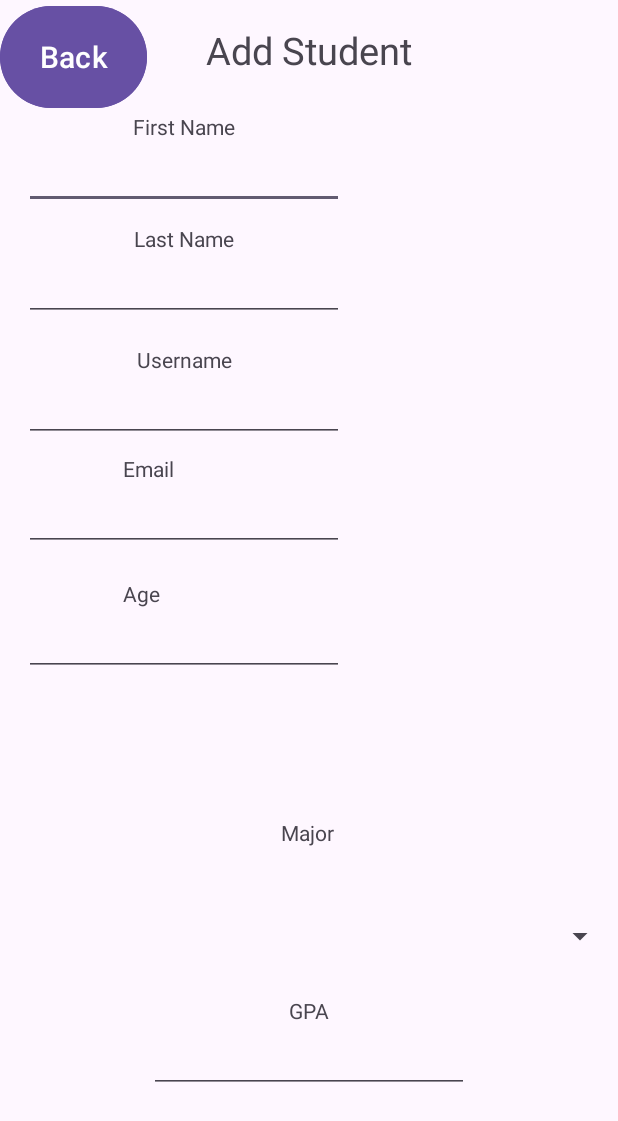
After one commit to Smuckyyy/CIS183_HW03_Program1_MarcusRollins, an Android app: the AddStudent screen opened directly, with no data from a screen before it, on a phone screen of 412 x 824 dp. The commit adds this screen. Shown: the top 1121 px of the screen. Run offline under Robolectric (Android 15) with nearby library versions, the phone set to English and light mode, and no system bars.

Commit message:
-AddStudent Work
-This page is almost finished

-Just have to add the saving to database function, and the spinner needs to pull the (existing and newly added) majors from the database

```diff
--- a/app/src/main/AndroidManifest.xml
+++ b/app/src/main/AndroidManifest.xml
@@ -12,6 +12,9 @@
         android:supportsRtl="true"
         android:theme="@style/Theme.CIS183_HW03_Program1_MarcusRollins">
         <activity
+            android:name=".AddStudent"
+            android:exported="false" />
+        <activity
             android:name=".MainActivity"
             android:exported="true">
             <intent-filter>
--- /dev/null
+++ b/app/src/main/java/com/example/cis183_hw03_program1_marcusrollins/AddStudent.java
@@ -0,0 +1,75 @@
+package com.example.cis183_hw03_program1_marcusrollins;
+
+import android.os.Bundle;
+import android.view.View;
+import android.widget.Button;
+import android.widget.EditText;
+import android.widget.Spinner;
+
+import androidx.activity.EdgeToEdge;
+import androidx.appcompat.app.AppCompatActivity;
+import androidx.core.graphics.Insets;
+import androidx.core.view.ViewCompat;
+import androidx.core.view.WindowInsetsCompat;
+
+public class AddStudent extends AppCompatActivity
+{
+    DatabaseHelper dbHelper;
+    EditText et_j_fName;
+    EditText et_j_lName;
+    EditText et_j_username;
+    EditText et_j_email;
+    EditText et_j_age;
+    EditText et_j_gpa;
+    Spinner sp_j_listOfMajors;
+    Button btn_j_addToDB;
+    Button btn_j_back;
+
+
+
+    @Override
+    protected void onCreate(Bundle savedInstanceState)
+    {
+        super.onCreate(savedInstanceState);
+        EdgeToEdge.enable(this);
+        setContentView(R.layout.activity_add_student);
+        ViewCompat.setOnApplyWindowInsetsListener(findViewById(R.id.main), (v, insets) ->
+        {
+            Insets systemBars = insets.getInsets(WindowInsetsCompat.Type.systemBars());
+            v.setPadding(systemBars.left, systemBars.top, systemBars.right, systemBars.bottom);
+            return insets;
+        });
+
+        //GUI
+        et_j_fName = findViewById(R.id.et_v_add_fName);
+        et_j_lName = findViewById(R.id.et_v_add_lName);
+        et_j_username = findViewById(R.id.et_v_add_username);
+        et_j_email = findViewById(R.id.et_v_add_email);
+        et_j_age = findViewById(R.id.et_v_add_age);
+        et_j_gpa = findViewById(R.id.et_v_add_gpa);
+        sp_j_listOfMajors = findViewById(R.id.sp_v_add_listOfMajors);
+
+        btn_j_addToDB = findViewById(R.id.btn_v_add_addToDB);
+        btn_j_back =findViewById(R.id.btn_v_add_back);
+
+        //DB
+        dbHelper = new DatabaseHelper(this);
+
+        //Button Caller
+        buttonCallListeners();
+
+    }
+
+    private void buttonCallListeners()
+    {
+        //Add
+        btn_j_addToDB.setOnClickListener(new View.OnClickListener()
+        {
+            @Override
+            public void onClick(View v)
+            {
+                //ANY CODE THATS NEEDED TO BE CALLED TO SAVE TO THE DATABASE AND UPLOAD IT ON THE LIST VIEW SHOULD GO IN HERE
+            }
+        });
+    }
+}
--- a/app/src/main/java/com/example/cis183_hw03_program1_marcusrollins/MainActivity.java
+++ b/app/src/main/java/com/example/cis183_hw03_program1_marcusrollins/MainActivity.java
@@ -8,8 +8,10 @@
 
 package com.example.cis183_hw03_program1_marcusrollins;
 
+import android.content.Intent;
 import android.os.Bundle;
 import android.util.Log;
+import android.view.View;
 import android.widget.Button;
 import android.widget.ListView;
 
@@ -52,6 +54,7 @@ public class MainActivity extends AppCompatActivity
         //Make new instance of the dbHelper
         dbHelper = new DatabaseHelper(this);
 
+
         //Initialize all of the tables with dummy data
         //There is logic in this function to ensure this is not done more than once.
         dbHelper.initAllTables();
@@ -63,12 +66,11 @@ public class MainActivity extends AppCompatActivity
 
         //I NEED TO CALL usernameExists(), and addStudentToDB() (Just have to finish the java side code)**************************************
 
-        //Add buttonCallListener for all of the buttons and their functions
+        buttonCallListeners();
         //Once you UPDATE or DELETE a student, you need to call this:
 
-        //studentsArrayList.clear();
-        //studentsArrayList.addAll(db.getAllStudents());
-        //notifyDataSetChanged();
+        studentsArrayList.addAll(db.getAllStudents());
+        notifyDataSetChanged();
 
         //Once that ^ is called, it will live update the database so that it reflects the changes
 
@@ -78,10 +80,33 @@ public class MainActivity extends AppCompatActivity
         checkTableRecordCount();
     }
 
+    @Override
+    protected void onResume()
+    {
+        super.onResume();
+
+        ArrayList<Student> studentList = dbHelper.getAllStudents();
+        StudentAdapter adapter = new StudentAdapter(this, studentList);
+        lv_j_listOfStudents.setAdapter(adapter);
+    }
+
     //For testing purposes
     private void checkTableRecordCount()
     {
         Log.d("Students Record Count: ", dbHelper.countRecordsFromTable(dbHelper.getStudentsTableName()) + "");
         Log.d("Majors Record Count: ", dbHelper.countRecordsFromTable(dbHelper.getMajorsTableName()) + "");
     }
+
+    private void buttonCallListeners()
+    {
+        //Add Student
+        btn_j_addStudent.setOnClickListener(new View.OnClickListener()
+        {
+            @Override
+            public void onClick(View v)
+            {
+                startActivity(new Intent(MainActivity.this, AddStudent.class));
+            }
+        });
+    }
 }
--- /dev/null
+++ b/app/src/main/res/layout/activity_add_student.xml
@@ -0,0 +1,183 @@
+<?xml version="1.0" encoding="utf-8"?>
+<androidx.constraintlayout.widget.ConstraintLayout xmlns:android="http://schemas.android.com/apk/res/android"
+    xmlns:app="http://schemas.android.com/apk/res-auto"
+    xmlns:tools="http://schemas.android.com/tools"
+    android:id="@+id/main"
+    android:layout_width="match_parent"
+    android:layout_height="match_parent"
+    tools:context=".AddStudent">
+
+    <TextView
+        android:id="@+id/textView12"
+        android:layout_width="wrap_content"
+        android:layout_height="wrap_content"
+        android:layout_marginTop="48dp"
+        android:layout_marginBottom="1dp"
+        android:text="Major"
+        app:layout_constraintBottom_toTopOf="@+id/sp_v_add_listOfMajors"
+        app:layout_constraintEnd_toEndOf="parent"
+        app:layout_constraintHorizontal_bias="0.498"
+        app:layout_constraintStart_toStartOf="parent"
+        app:layout_constraintTop_toBottomOf="@+id/et_v_add_age" />
+
+    <TextView
+        android:id="@+id/textView13"
+        android:layout_width="wrap_content"
+        android:layout_height="wrap_content"
+        android:layout_marginStart="66dp"
+        android:text="Age"
+        app:layout_constraintBottom_toTopOf="@+id/et_v_add_age"
+        app:layout_constraintStart_toStartOf="@+id/et_v_add_age" />
+
+    <EditText
+        android:id="@+id/et_v_add_fName"
+        android:layout_width="wrap_content"
+        android:layout_height="wrap_content"
+        android:layout_marginStart="16dp"
+        android:layout_marginTop="94dp"
+        android:ems="10"
+        android:inputType="text"
+        app:layout_constraintStart_toStartOf="parent"
+        app:layout_constraintTop_toTopOf="parent" />
+
+    <TextView
+        android:id="@+id/textView7"
+        android:layout_width="wrap_content"
+        android:layout_height="wrap_content"
+        android:text="First Name"
+        android:textAlignment="center"
+        app:layout_constraintBottom_toTopOf="@+id/et_v_add_fName"
+        app:layout_constraintEnd_toEndOf="@+id/et_v_add_fName"
+        app:layout_constraintStart_toStartOf="@+id/et_v_add_fName" />
+
+    <TextView
+        android:id="@+id/textView8"
+        android:layout_width="wrap_content"
+        android:layout_height="wrap_content"
+        android:layout_marginTop="16dp"
+        android:text="Add Student"
+        android:textSize="25sp"
+        app:layout_constraintEnd_toEndOf="parent"
+        app:layout_constraintStart_toStartOf="parent"
+        app:layout_constraintTop_toTopOf="parent" />
+
+    <EditText
+        android:id="@+id/et_v_add_lName"
+        android:layout_width="wrap_content"
+        android:layout_height="wrap_content"
+        android:layout_marginStart="16dp"
+        android:layout_marginTop="29dp"
+        android:ems="10"
+        android:inputType="text"
+        app:layout_constraintStart_toStartOf="parent"
+        app:layout_constraintTop_toBottomOf="@+id/et_v_add_fName" />
+
+    <TextView
+        android:id="@+id/textView9"
+        android:layout_width="wrap_content"
+        android:layout_height="wrap_content"
+        android:text="Last Name"
+        android:textAlignment="center"
+        app:layout_constraintBottom_toTopOf="@+id/et_v_add_lName"
+        app:layout_constraintEnd_toEndOf="@+id/textView7"
+        app:layout_constraintStart_toStartOf="@+id/textView7" />
+
+    <EditText
+        android:id="@+id/et_v_add_username"
+        android:layout_width="wrap_content"
+        android:layout_height="wrap_content"
+        android:layout_marginStart="16dp"
+        android:layout_marginTop="35dp"
+        android:ems="10"
+        android:inputType="text"
+        app:layout_constraintStart_toStartOf="parent"
+        app:layout_constraintTop_toBottomOf="@+id/et_v_add_lName" />
+
+    <EditText
+        android:id="@+id/et_v_add_email"
+        android:layout_width="wrap_content"
+        android:layout_height="wrap_content"
+        android:layout_marginStart="16dp"
+        android:layout_marginTop="27dp"
+        android:ems="10"
+        android:inputType="text"
+        app:layout_constraintStart_toStartOf="parent"
+        app:layout_constraintTop_toBottomOf="@+id/et_v_add_username" />
+
+    <TextView
+        android:id="@+id/textView10"
+        android:layout_width="wrap_content"
+        android:layout_height="wrap_content"
+        android:text="Username"
+        app:layout_constraintBottom_toTopOf="@+id/et_v_add_username"
+        app:layout_constraintEnd_toEndOf="@+id/et_v_add_username"
+        app:layout_constraintStart_toStartOf="@+id/et_v_add_username" />
+
+    <TextView
+        android:id="@+id/textView11"
+        android:layout_width="wrap_content"
+        android:layout_height="wrap_content"
+        android:layout_marginStart="66dp"
+        android:text="Email"
+        app:layout_constraintBottom_toTopOf="@+id/et_v_add_email"
+        app:layout_constraintStart_toStartOf="@+id/et_v_add_email" />
+
+    <EditText
+        android:id="@+id/et_v_add_age"
+        android:layout_width="wrap_content"
+        android:layout_height="wrap_content"
+        android:layout_marginStart="16dp"
+        android:layout_marginTop="38dp"
+        android:ems="10"
+        android:inputType="number"
+        app:layout_constraintStart_toStartOf="parent"
+        app:layout_constraintTop_toBottomOf="@+id/et_v_add_email" />
+
+    <EditText
+        android:id="@+id/et_v_add_gpa"
+        android:layout_width="wrap_content"
+        android:layout_height="wrap_content"
+        android:layout_marginBottom="95dp"
+        android:ems="10"
+        android:inputType="numberDecimal"
+        app:layout_constraintBottom_toBottomOf="parent"
+        app:layout_constraintEnd_toEndOf="parent"
+        app:layout_constraintStart_toStartOf="parent" />
+
+    <TextView
+        android:id="@+id/textView14"
+        android:layout_width="wrap_content"
+        android:layout_height="wrap_content"
+        android:text="GPA"
+        app:layout_constraintBottom_toTopOf="@+id/et_v_add_gpa"
+        app:layout_constraintEnd_toEndOf="parent"
+        app:layout_constraintStart_toStartOf="parent" />
+
+    <Spinner
+        android:id="@+id/sp_v_add_listOfMajors"
+        android:layout_width="409dp"
+        android:layout_height="wrap_content"
+        android:layout_marginBottom="28dp"
+        app:layout_constraintBottom_toTopOf="@+id/textView14"
+        app:layout_constraintEnd_toEndOf="parent"
+        app:layout_constraintStart_toStartOf="parent" />
+
+    <Button
+        android:id="@+id/btn_v_add_addToDB"
+        android:layout_width="98dp"
+        android:layout_height="76dp"
+        android:text="Add"
+        android:textSize="20sp"
+        tools:layout_editor_absoluteX="44dp"
+        tools:layout_editor_absoluteY="645dp" />
+
+    <Button
+        android:id="@+id/btn_v_add_back"
+        android:layout_width="98dp"
+        android:layout_height="76dp"
+        android:text="Back"
+        android:textSize="20sp"
+        tools:layout_editor_absoluteX="264dp"
+        tools:layout_editor_absoluteY="645dp" />
+
+</androidx.constraintlayout.widget.ConstraintLayout>
```
